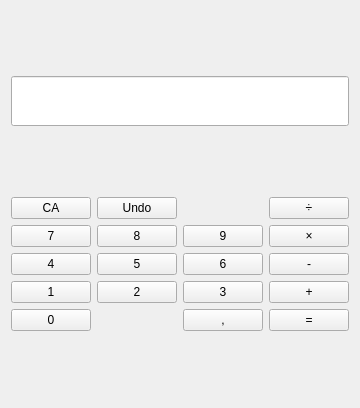
Before: the Qt Designer form CK_Calculator/CK_Calculator.ui in Tristan-BS/CK_Calculator, drawn with Qt 5.
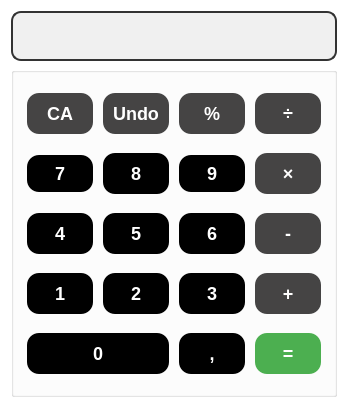
After: the same form once the commit is applied.

```diff
--- a/CK_Calculator/CK_Calculator.ui
+++ b/CK_Calculator/CK_Calculator.ui
@@ -13,6 +13,11 @@
   <property name="windowTitle">
    <string>CK_Calculator</string>
   </property>
+  <property name="styleSheet">
+   <string notr="true">background-color: white;
+color: black;
+border-color: black</string>
+  </property>
   <widget class="QWidget" name="centralWidget">
    <layout class="QGridLayout" name="gridLayout_2">
     <item row="0" column="0">
@@ -23,12 +28,77 @@
         <height>50</height>
        </size>
       </property>
+      <property name="styleSheet">
+       <string notr="true">QLineEdit {
+    background-color: #f0f0f0;
+    border: 2px solid #333;
+    border-radius: 10px;
+    padding: 10px;
+    font-size: 18px;
+    color: #333;
+}
+
+QLineEdit:focus {
+    border: 2px solid black;
+    background-color: #ffffff;
+}
+
+</string>
+      </property>
      </widget>
     </item>
     <item row="1" column="0">
+     <widget class="QGroupBox" name="">
+      <property name="styleSheet">
+       <string notr="true">border: 2px solid #333;
+border-radius: 10px;
+
+QPushButton::hover {
+    background-color: white;
+    color: black;
+    border: 2px solid #333;
+    line-height: 1.5;
+}
+
+
+</string>
+      </property>
      <layout class="QGridLayout" name="gridLayout">
       <item row="1" column="2">
        <widget class="QPushButton" name="B_Nine">
+         <property name="styleSheet">
+          <string notr="true">QPushButton {
+    background-color: black;
+    border: none;
+    color: white;
+    padding: 8px 16px;
+    text-align: center;
+    text-decoration: none;
+    display: inline-block;
+    font-size: 18px;
+    font-weight: bold;
+    margin: 4px 2px;
+    transition-duration: 0.4s;
+    cursor: pointer;
+    border-radius: 12px;
+    line-height: 1.5;
+}
+
+QPushButton:hover {
+    background-color: white;
+    color: black;
+    border: 2px solid black;
+    line-height: 1.5;
+}
+
+QPushButton:pressed {
+    background-color: #333;
+    border: 2px solid #333;
+    line-height: 1.5;
+}
+
+</string>
+         </property>
         <property name="text">
          <string>9</string>
         </property>
@@ -36,6 +106,39 @@
       </item>
       <item row="3" column="2">
        <widget class="QPushButton" name="B_Three">
+         <property name="styleSheet">
+          <string notr="true">QPushButton {
+    background-color: black;
+    border: none;
+    color: white;
+    padding: 10px 16px;
+    text-align: center;
+    text-decoration: none;
+    display: inline-block;
+    font-size: 18px;
+    font-weight: bold;
+    margin: 4px 2px;
+    transition-duration: 0.4s;
+    cursor: pointer;
+    border-radius: 12px;
+    line-height: 1.5;
+}
+
+QPushButton:hover {
+    background-color: white;
+    color: black;
+    border: 2px solid black;
+    line-height: 1.5;
+}
+
+QPushButton:pressed {
+    background-color: #333;
+    border: 2px solid #333;
+    line-height: 1.5;
+}
+
+</string>
+         </property>
         <property name="text">
          <string>3</string>
         </property>
@@ -43,6 +146,39 @@
       </item>
       <item row="2" column="1">
        <widget class="QPushButton" name="B_Five">
+         <property name="styleSheet">
+          <string notr="true">QPushButton {
+    background-color: black;
+    border: none;
+    color: white;
+    padding: 10px 16px;
+    text-align: center;
+    text-decoration: none;
+    display: inline-block;
+    font-size: 18px;
+    font-weight: bold;
+    margin: 4px 2px;
+    transition-duration: 0.4s;
+    cursor: pointer;
+    border-radius: 12px;
+    line-height: 1.5;
+}
+
+QPushButton:hover {
+    background-color: white;
+    color: black;
+    border: 2px solid black;
+    line-height: 1.5;
+}
+
+QPushButton:pressed {
+    background-color: #333;
+    border: 2px solid #333;
+    line-height: 1.5;
+}
+
+</string>
+         </property>
         <property name="text">
          <string>5</string>
         </property>
@@ -50,6 +186,39 @@
       </item>
       <item row="3" column="1">
        <widget class="QPushButton" name="B_Two">
+         <property name="styleSheet">
+          <string notr="true">QPushButton {
+    background-color: black;
+    border: none;
+    color: white;
+    padding: 10px 16px;
+    text-align: center;
+    text-decoration: none;
+    display: inline-block;
+    font-size: 18px;
+    font-weight: bold;
+    margin: 4px 2px;
+    transition-duration: 0.4s;
+    cursor: pointer;
+    border-radius: 12px;
+    line-height: 1.5;
+}
+
+QPushButton:hover {
+    background-color: white;
+    color: black;
+    border: 2px solid black;
+    line-height: 1.5;
+}
+
+QPushButton:pressed {
+    background-color: #333;
+    border: 2px solid #333;
+    line-height: 1.5;
+}
+
+</string>
+         </property>
         <property name="text">
          <string>2</string>
         </property>
@@ -57,6 +226,36 @@
       </item>
       <item row="0" column="1">
        <widget class="QPushButton" name="B_Undo">
+         <property name="styleSheet">
+          <string notr="true">QPushButton {
+    background-color: #454444;
+    border: none;
+    color: white;
+    padding: 10px 5px;
+    text-align: center;
+    text-decoration: none;
+    display: inline-block;
+    font-size: 18px;
+    font-weight: bold;
+    margin: 4px 2px;
+    transition-duration: 0.4s;
+    cursor: pointer;
+    border-radius: 12px;
+}
+
+QPushButton:hover {
+    background-color: #333;
+    color: white;
+    border: 2px solid black;
+}
+
+QPushButton:pressed {
+    background-color: #45a049;
+    border: 2px solid #45a049;
+}
+
+</string>
+         </property>
         <property name="text">
          <string>Undo</string>
         </property>
@@ -64,6 +263,39 @@
       </item>
       <item row="2" column="0">
        <widget class="QPushButton" name="B_Four">
+         <property name="styleSheet">
+          <string notr="true">QPushButton {
+    background-color: black;
+    border: none;
+    color: white;
+    padding: 10px 16px;
+    text-align: center;
+    text-decoration: none;
+    display: inline-block;
+    font-size: 18px;
+    font-weight: bold;
+    margin: 4px 2px;
+    transition-duration: 0.4s;
+    cursor: pointer;
+    border-radius: 12px;
+    line-height: 1.5;
+}
+
+QPushButton:hover {
+    background-color: white;
+    color: black;
+    border: 2px solid black;
+    line-height: 1.5;
+}
+
+QPushButton:pressed {
+    background-color: #333;
+    border: 2px solid #333;
+    line-height: 1.5;
+}
+
+</string>
+         </property>
         <property name="text">
          <string>4</string>
         </property>
@@ -71,6 +303,39 @@
       </item>
       <item row="2" column="2">
        <widget class="QPushButton" name="B_Six">
+         <property name="styleSheet">
+          <string notr="true">QPushButton {
+    background-color: black;
+    border: none;
+    color: white;
+    padding: 10px 16px;
+    text-align: center;
+    text-decoration: none;
+    display: inline-block;
+    font-size: 18px;
+    font-weight: bold;
+    margin: 4px 2px;
+    transition-duration: 0.4s;
+    cursor: pointer;
+    border-radius: 12px;
+    line-height: 1.5;
+}
+
+QPushButton:hover {
+    background-color: white;
+    color: black;
+    border: 2px solid black;
+    line-height: 1.5;
+}
+
+QPushButton:pressed {
+    background-color: #333;
+    border: 2px solid #333;
+    line-height: 1.5;
+}
+
+</string>
+         </property>
         <property name="text">
          <string>6</string>
         </property>
@@ -78,20 +343,79 @@
       </item>
       <item row="3" column="0">
        <widget class="QPushButton" name="B_One">
+         <property name="styleSheet">
+          <string notr="true">QPushButton {
+    background-color: black;
+    border: none;
+    color: white;
+    padding: 10px 16px;
+    text-align: center;
+    text-decoration: none;
+    display: inline-block;
+    font-size: 18px;
+    font-weight: bold;
+    margin: 4px 2px;
+    transition-duration: 0.4s;
+    cursor: pointer;
+    border-radius: 12px;
+    line-height: 1.5;
+}
+
+QPushButton:hover {
+    background-color: white;
+    color: black;
+    border: 2px solid black;
+    line-height: 1.5;
+}
+
+QPushButton:pressed {
+    background-color: #333;
+    border: 2px solid #333;
+    line-height: 1.5;
+}
+
+</string>
+         </property>
         <property name="text">
          <string>1</string>
         </property>
        </widget>
       </item>
-      <item row="4" column="0">
-       <widget class="QPushButton" name="B_Zero">
-        <property name="text">
-         <string>0</string>
-        </property>
-       </widget>
-      </item>
       <item row="1" column="0">
        <widget class="QPushButton" name="B_Seven">
+         <property name="styleSheet">
+          <string notr="true">QPushButton {
+    background-color: black;
+    border: none;
+    color: white;
+    padding: 8px 16px;
+    text-align: center;
+    text-decoration: none;
+    display: inline-block;
+    font-size: 18px;
+    font-weight: bold;
+    margin: 4px 2px;
+    transition-duration: 0.4s;
+    cursor: pointer;
+    border-radius: 12px;
+    line-height: 1.5;
+}
+
+QPushButton:hover {
+    background-color: white;
+    color: black;
+    border: 2px solid black;
+    line-height: 1.5;
+}
+
+QPushButton:pressed {
+    background-color: #333;
+    border: 2px solid #333;
+    line-height: 1.5;
+}
+
+</string>
+         </property>
         <property name="text">
          <string>7</string>
         </property>
@@ -99,6 +423,39 @@
       </item>
       <item row="4" column="2">
        <widget class="QPushButton" name="B_Comma">
+         <property name="styleSheet">
+          <string notr="true">QPushButton {
+    background-color: black;
+    border: none;
+    color: white;
+    padding: 10px 16px;
+    text-align: center;
+    text-decoration: none;
+    display: inline-block;
+    font-size: 18px;
+    font-weight: bold;
+    margin: 4px 2px;
+    transition-duration: 0.4s;
+    cursor: pointer;
+    border-radius: 12px;
+    line-height: 1.5;
+}
+
+QPushButton:hover {
+    background-color: white;
+    color: black;
+    border: 2px solid black;
+    line-height: 1.5;
+}
+
+QPushButton:pressed {
+    background-color: #333;
+    border: 2px solid #333;
+    line-height: 1.5;
+}
+
+</string>
+         </property>
         <property name="text">
          <string>,</string>
         </property>
@@ -106,6 +463,39 @@
       </item>
       <item row="1" column="1">
        <widget class="QPushButton" name="B_Eight">
+         <property name="styleSheet">
+          <string notr="true">QPushButton {
+    background-color: black;
+    border: none;
+    color: white;
+    padding: 10px 16px;
+    text-align: center;
+    text-decoration: none;
+    display: inline-block;
+    font-size: 18px;
+    font-weight: bold;
+    margin: 4px 2px;
+    transition-duration: 0.4s;
+    cursor: pointer;
+    border-radius: 12px;
+    line-height: 1.5;
+}
+
+QPushButton:hover {
+    background-color: white;
+    color: black;
+    border: 2px solid black;
+    line-height: 1.5;
+}
+
+QPushButton:pressed {
+    background-color: #333;
+    border: 2px solid #333;
+    line-height: 1.5;
+}
+
+</string>
+         </property>
         <property name="text">
          <string>8</string>
         </property>
@@ -113,6 +503,34 @@
       </item>
       <item row="0" column="0">
        <widget class="QPushButton" name="B_ClearAll">
+         <property name="styleSheet">
+          <string notr="true">QPushButton {
+    background-color: #454444;
+    border: none;
+    color: white;
+    padding: 10px 5px;
+    text-align: center;
+    text-decoration: none;
+    display: inline-block;
+    font-size: 18px;
+    font-weight: bold;
+    margin: 4px 2px;
+    transition-duration: 0.4s;
+    cursor: pointer;
+    border-radius: 12px;
+}
+
+QPushButton:hover {
+    background-color: #333;
+    color: white;
+    border: 2px solid #black;
+}
+
+QPushButton:pressed {
+    background-color: #45a049;
+    border: 2px solid #45a049;
+}</string>
+         </property>
         <property name="text">
          <string>CA</string>
         </property>
@@ -120,6 +538,36 @@
       </item>
       <item row="0" column="3">
        <widget class="QPushButton" name="B_Divide">
+         <property name="styleSheet">
+          <string notr="true">QPushButton {
+    background-color: #454444;
+    border: none;
+    color: white;
+    padding: 10px 5px;
+    text-align: center;
+    text-decoration: none;
+    display: inline-block;
+    font-size: 18px;
+    font-weight: bold;
+    margin: 4px 2px;
+    transition-duration: 0.4s;
+    cursor: pointer;
+    border-radius: 12px;
+}
+
+QPushButton:hover {
+    background-color: #333;
+    color: white;
+    border: 2px solid black;
+}
+
+QPushButton:pressed {
+    background-color: #45a049;
+    border: 2px solid #45a049;
+}
+
+</string>
+         </property>
         <property name="text">
          <string>÷</string>
         </property>
@@ -127,6 +575,36 @@
       </item>
       <item row="1" column="3">
        <widget class="QPushButton" name="B_Multiply">
+         <property name="styleSheet">
+          <string notr="true">QPushButton {
+    background-color: #454444;
+    border: none;
+    color: white;
+    padding: 10px 5px;
+    text-align: center;
+    text-decoration: none;
+    display: inline-block;
+    font-size: 18px;
+    font-weight: bold;
+    margin: 4px 2px;
+    transition-duration: 0.4s;
+    cursor: pointer;
+    border-radius: 12px;
+}
+
+QPushButton:hover {
+    background-color: #333;
+    color: white;
+    border: 2px solid black;
+}
+
+QPushButton:pressed {
+    background-color: #45a049;
+    border: 2px solid #45a049;
+}
+
+</string>
+         </property>
         <property name="text">
          <string>×</string>
         </property>
@@ -134,6 +612,36 @@
       </item>
       <item row="2" column="3">
        <widget class="QPushButton" name="B_Minus">
+         <property name="styleSheet">
+          <string notr="true">QPushButton {
+    background-color: #454444;
+    border: none;
+    color: white;
+    padding: 10px 5px;
+    text-align: center;
+    text-decoration: none;
+    display: inline-block;
+    font-size: 18px;
+    font-weight: bold;
+    margin: 4px 2px;
+    transition-duration: 0.4s;
+    cursor: pointer;
+    border-radius: 12px;
+}
+
+QPushButton:hover {
+    background-color: #333;
+    color: white;
+    border: 2px solid black;
+}
+
+QPushButton:pressed {
+    background-color: #45a049;
+    border: 2px solid #45a049;
+}
+
+</string>
+         </property>
         <property name="text">
          <string>-</string>
         </property>
@@ -141,6 +649,36 @@
       </item>
       <item row="3" column="3">
        <widget class="QPushButton" name="B_Add">
+         <property name="styleSheet">
+          <string notr="true">QPushButton {
+    background-color: #454444;
+    border: none;
+    color: white;
+    padding: 10px 5px;
+    text-align: center;
+    text-decoration: none;
+    display: inline-block;
+    font-size: 18px;
+    font-weight: bold;
+    margin: 4px 2px;
+    transition-duration: 0.4s;
+    cursor: pointer;
+    border-radius: 12px;
+}
+
+QPushButton:hover {
+    background-color: #333;
+    color: white;
+    border: 2px solid black;
+}
+
+QPushButton:pressed {
+    background-color: #45a049;
+    border: 2px solid #45a049;
+}
+
+</string>
+         </property>
         <property name="text">
          <string>+</string>
         </property>
@@ -148,12 +686,120 @@
       </item>
       <item row="4" column="3">
        <widget class="QPushButton" name="B_Equals">
+         <property name="styleSheet">
+          <string notr="true">QPushButton {
+    background-color: #4CAF50;
+    border: none;
+    color: white;
+    padding: 10px 5px;
+    text-align: center;
+    text-decoration: none;
+    display: inline-block;
+    font-size: 18px;
+    font-weight: bold;
+    margin: 4px 2px;
+    transition-duration: 0.4s;
+    cursor: pointer;
+    border-radius: 12px;
+}
+
+QPushButton:hover {
+    background-color: #333;
+    color: white;
+    border: 2px solid #56c75a;
+}
+
+QPushButton:pressed {
+    background-color: #45a049;
+    border: 2px solid #45a049;
+}
+
+</string>
+         </property>
         <property name="text">
          <string>=</string>
         </property>
        </widget>
       </item>
-     </layout>
+       <item row="4" column="0" colspan="2">
+        <widget class="QPushButton" name="B_Zero">
+         <property name="styleSheet">
+          <string notr="true">QPushButton {
+    background-color: black;
+    border: none;
+    color: white;
+    padding: 10px 16px;
+    text-align: center;
+    text-decoration: none;
+    display: inline-block;
+    font-size: 18px;
+    font-weight: bold;
+    margin: 4px 2px;
+    transition-duration: 0.4s;
+    cursor: pointer;
+    border-radius: 12px;
+    line-height: 1.5;
+}
+
+QPushButton:hover {
+    background-color: white;
+    color: black;
+    border: 2px solid black;
+    line-height: 1.5;
+}
+
+QPushButton:pressed {
+    background-color: #333;
+    border: 2px solid #333;
+    line-height: 1.5;
+}
+
+</string>
+         </property>
+         <property name="text">
+          <string>0</string>
+         </property>
+        </widget>
+       </item>
+       <item row="0" column="2">
+        <widget class="QPushButton" name="B_DHundred">
+         <property name="styleSheet">
+          <string notr="true">QPushButton {
+    background-color: #454444;
+    border: none;
+    color: white;
+    padding: 10px 5px;
+    text-align: center;
+    text-decoration: none;
+    display: inline-block;
+    font-size: 18px;
+    font-weight: bold;
+    margin: 4px 2px;
+    transition-duration: 0.4s;
+    cursor: pointer;
+    border-radius: 12px;
+}
+
+QPushButton:hover {
+    background-color: #333;
+    color: white;
+    border: 2px solid black;
+}
+
+QPushButton:pressed {
+    background-color: #45a049;
+    border: 2px solid #45a049;
+}
+
+</string>
+         </property>
+         <property name="text">
+          <string>%</string>
+         </property>
+        </widget>
+       </item>
+      </layout>
+     </widget>
     </item>
    </layout>
   </widget>
```
Lines whose indentation alone changed are shown as unchanged.
